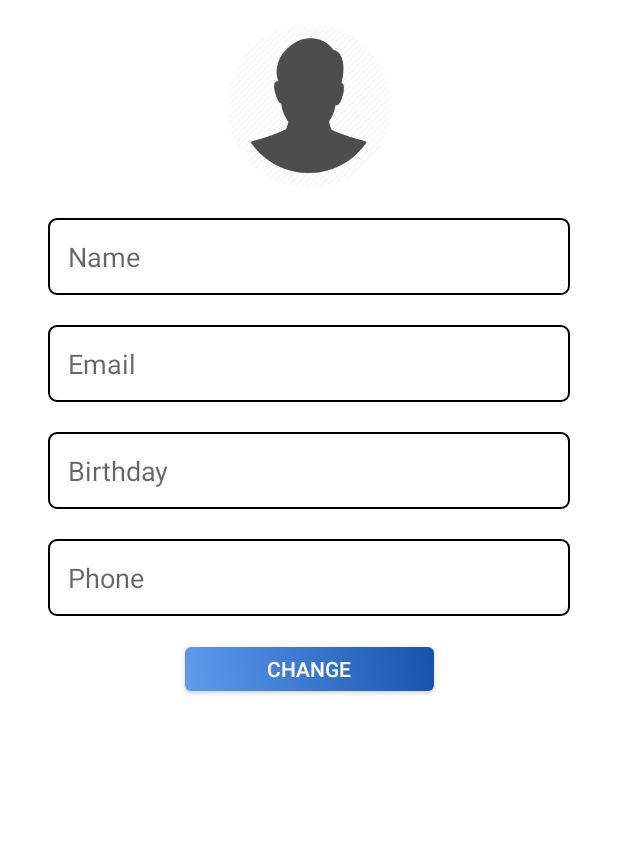
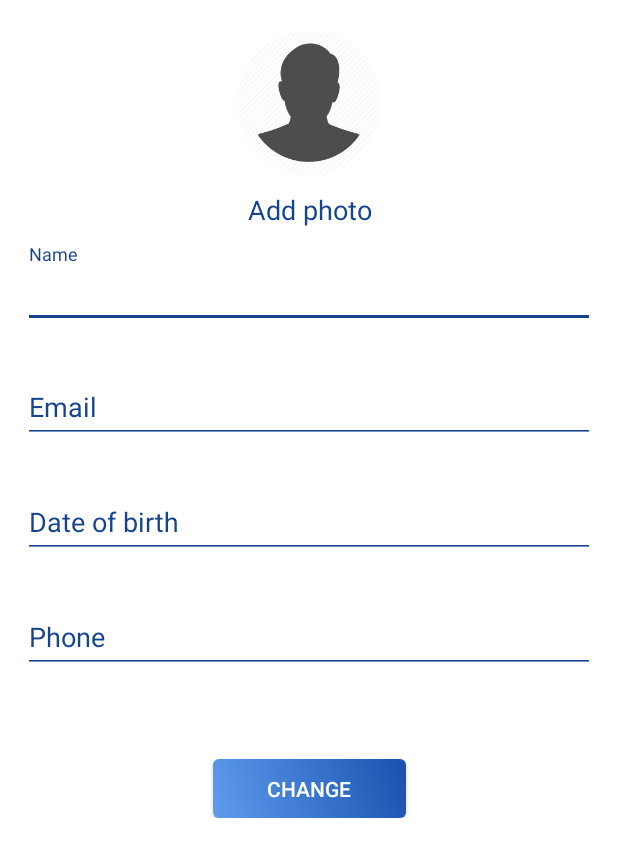
Before and after one commit to georgesamuel96/NetClub, an Android app: the EditUserProfileActivity screen opened directly, with no data from a screen before it, on a phone screen of 412 x 824 dp. Shown: the top 857 px of the screen. Run offline under Robolectric (Android 15) with nearby library versions, the phone set to English and light mode, and no system bars; our stand-ins replace CircleImageView, Firebase (no records; nobody signed in at launch, a user with empty details on screens opened directly), sdp/ssp sizes; libraries missing offline, so code that uses them is left out: com.theartofdev.edmodo, id.zelory.compressor; pictures from the network do not load.

Commit message:
Edit Profile Commit

```diff
--- a/app/src/main/java/com/egcoders/technologysolution/netclub/EditUserProfileActivity.java
+++ b/app/src/main/java/com/egcoders/technologysolution/netclub/EditUserProfileActivity.java
@@ -11,11 +11,13 @@ import android.graphics.Bitmap;
 import android.net.Uri;
 import android.os.Build;
 import android.support.annotation.NonNull;
+import android.support.design.widget.TextInputLayout;
 import android.support.v4.app.ActivityCompat;
 import android.support.v4.content.ContextCompat;
 import android.support.v7.app.AppCompatActivity;
 import android.os.Bundle;
 import android.view.View;
+import android.view.WindowManager;
 import android.widget.Button;
 import android.widget.DatePicker;
 import android.widget.EditText;
@@ -50,42 +52,40 @@ import id.zelory.compressor.Compressor;
 public class EditUserProfileActivity extends AppCompatActivity {
 
     private CircleImageView userImage;
-    private EditText userName, userPhone;
-    private TextView userBirthday, userEmail;
+    private TextInputLayout userName, userPhone;
+    private TextInputLayout userBirthday, userEmail;
     private FirebaseFirestore firestore;
     private Button changeBtn;
     private Uri userImageURI, downloadUri, downloadThumbUri;
     private AlertDialog.Builder alertBuilder;
     private StorageReference storageReference;
     private Bitmap compressedImageFile;
-    private FirebaseAuth mAuth;
-    private SaveUserInstance userInstance;
     private SharedPreferenceConfig preferenceConfig;
     private ProgressDialog progressDialog;
-    private Boolean userImageChanged = false;
-    private ProgressBar progressBar;
-
     @Override
     protected void onCreate(Bundle savedInstanceState) {
         super.onCreate(savedInstanceState);
         setContentView(R.layout.activity_edit_user_profile);
 
-        userImage = (CircleImageView) findViewById(R.id.user_profile);
-        userName = (EditText) findViewById(R.id.user_name);
-        userEmail = (TextView) findViewById(R.id.user_email);
-        userPhone = (EditText) findViewById(R.id.user_phone);
-        userBirthday = (TextView) findViewById(R.id.user_birthday);
-        changeBtn = (Button) findViewById(R.id.change_btn);
-        progressBar = (ProgressBar) findViewById(R.id.progressBar);
+        userImage = (CircleImageView) findViewById(R.id.userProfile);
+        userName = (TextInputLayout) findViewById(R.id.name);
+        userEmail = (TextInputLayout) findViewById(R.id.email);
+        userPhone = (TextInputLayout) findViewById(R.id.phone);
+        userBirthday = (TextInputLayout) findViewById(R.id.date);
+        changeBtn = (Button) findViewById(R.id.change);
 
-        userBirthday.setOnClickListener(new View.OnClickListener() {
+        userEmail.getEditText().setFocusable(false);
+        userEmail.getEditText().setClickable(false);
+
+        userBirthday.getEditText().setOnClickListener(new View.OnClickListener() {
             @Override
             public void onClick(View v) {
+                getWindow().setSoftInputMode(WindowManager.LayoutParams.SOFT_INPUT_STATE_HIDDEN);
                 Calendar currentDate = Calendar.getInstance();
                 int mYear = currentDate.get(Calendar.YEAR);
                 int mMonth = currentDate.get(Calendar.MONTH);
                 int mDay = currentDate.get(Calendar.DAY_OF_MONTH);
-
+                userBirthday.getEditText().setText("");
                 DatePickerDialog mDatePicker = new DatePickerDialog(EditUserProfileActivity.this,
                         new DatePickerDialog.OnDateSetListener() {
                             public void onDateSet(DatePicker datepicker, int selectedyear, int selectedmonth, int selectedday) {
@@ -95,7 +95,7 @@ public class EditUserProfileActivity extends AppCompatActivity {
                                 myCalendar.set(Calendar.DAY_OF_MONTH, selectedday);
                                 String myFormat = "dd/MM/yyyy";
                                 SimpleDateFormat sdf = new SimpleDateFormat(myFormat, Locale.ENGLISH);
-                                userBirthday.setText(sdf.format(myCalendar.getTime()));
+                                userBirthday.getEditText().setText(sdf.format(myCalendar.getTime()));
 
                             }
                         }, mYear, mMonth, mDay);
@@ -106,33 +106,29 @@ public class EditUserProfileActivity extends AppCompatActivity {
         progressDialog = new ProgressDialog(this);
         preferenceConfig = new SharedPreferenceConfig(this);
         final Map<String, Object> currentUserMap = preferenceConfig.getCurrentUser();
-        mAuth = FirebaseAuth.getInstance();
+
         firestore = FirebaseFirestore.getInstance();
         storageReference = FirebaseStorage.getInstance().getReference();
         alertBuilder = new AlertDialog.Builder(this);
-        userInstance = new SaveUserInstance();
 
-        progressBar.setVisibility(View.VISIBLE);
-        userEmail.setText(currentUserMap.get("email").toString());
-        userBirthday.setText(currentUserMap.get("birthday").toString());
-        userPhone.setText(currentUserMap.get("phone").toString());
-        userName.setText(currentUserMap.get("name").toString());
+        userEmail.getEditText().setText(currentUserMap.get("email").toString());
+        userBirthday.getEditText().setText(currentUserMap.get("birthday").toString());
+        userPhone.getEditText().setText(currentUserMap.get("phone").toString());
+        userName.getEditText().setText(currentUserMap.get("name").toString());
         RequestOptions requestOptions = new RequestOptions();
         requestOptions.placeholder(R.drawable.profile);
         Glide.with(EditUserProfileActivity.this).applyDefaultRequestOptions(requestOptions).load(currentUserMap.get("profile_url").toString()).thumbnail(
                 Glide.with(EditUserProfileActivity.this).load(currentUserMap.get("profileThumb").toString())
         ).into(userImage);
 
-        progressBar.setVisibility(View.INVISIBLE);
-
         changeBtn.setOnClickListener(new View.OnClickListener() {
             @Override
             public void onClick(View v) {
 
                 final String name, birthday, phone, randomName;
-                name = userName.getText().toString().trim();
-                birthday = userBirthday.getText().toString().trim();
-                phone = userPhone.getText().toString().trim();
+                name = userName.getEditText().getText().toString().trim();
+                birthday = userBirthday.getEditText().getText().toString().trim();
+                phone = userPhone.getEditText().getText().toString().trim();
                 randomName = Long.toString(System.currentTimeMillis());
 
                 if(!missingValue(name, birthday, phone)) {
@@ -202,24 +198,14 @@ public class EditUserProfileActivity extends AppCompatActivity {
                                             if (task.isSuccessful()) {
 
                                                 downloadThumbUri = task.getResult();
-                                                //Map<String, Object> userMap = new HashMap<>();
                                                 currentUserMap.put("name", name);
-                                                currentUserMap.put("email", userEmail.getText().toString());
+                                                currentUserMap.put("email", userEmail.getEditText().getText().toString());
                                                 currentUserMap.put("birthday", birthday);
                                                 currentUserMap.put("phone", phone);
                                                 currentUserMap.put("profile_url", downloadUri.toString());
                                                 currentUserMap.put("profileThumb", downloadThumbUri.toString());
 
-                                                /*String url = currentUserMap.get("profileUrl").toString();
-                                                if (userInstance.getList().get(0).getUserImageUrl().equals(url)) {
-                                                    userInstance.getList().get(0).setUserName(name);
-                                                    userInstance.getList().get(0).setUserImageUrl(downloadUri.toString());
-                                                    userInstance.getList().get(0).setUserImageThumbUrl(downloadThumbUri.toString());
-                                                }*/
-
                                                 preferenceConfig.setCurrentUser(currentUserMap);
-                                                /*preferenceConfig.setCurrentUser(name, currentUserMap.get("email").toString(), phone, birthday,
-                                                        downloadUri.toString(), downloadThumbUri.toString(), true);*/
 
                                                 firestore.collection("Users").document(preferenceConfig.getSharedPrefConfig()).update(currentUserMap)
                                                         .addOnCompleteListener(new OnCompleteListener<Void>() {
@@ -252,22 +238,12 @@ public class EditUserProfileActivity extends AppCompatActivity {
                         });
                     }
                     else {
-
-                        //Map<String, Object> userMap = new HashMap<>();
                         currentUserMap.put("name", name);
-                        currentUserMap.put("email", userEmail.getText().toString());
+                        currentUserMap.put("email", userEmail.getEditText().getText().toString());
                         currentUserMap.put("birthday", birthday);
                         currentUserMap.put("phone", phone);
 
-                        /*String url = currentUserMap.get("profile_url").toString();
-                        if (userInstance.getList().size() > 0 && userInstance.getList().get(0).getUserImageUrl().equals(url)) {
-                            userInstance.getList().get(0).setUserName(name);
-                        }*/
-
                         preferenceConfig.setCurrentUser(currentUserMap);
-                        /*preferenceConfig.setCurrentUser(name, currentUserMap.get("email").toString(), phone, birthday,
-                                currentUserMap.get("profileUrl").toString(), currentUserMap.get("profileThumbUrl").toString(),
-                                true);*/
 
                         firestore.collection("Users").document(preferenceConfig.getSharedPrefConfig()).update(currentUserMap)
                                 .addOnCompleteListener(new OnCompleteListener<Void>() {
@@ -341,7 +317,6 @@ public class EditUserProfileActivity extends AppCompatActivity {
             if (resultCode == RESULT_OK) {
                 userImageURI = result.getUri();
                 userImage.setImageURI(userImageURI);
-                userImageChanged = true;
             } else if (resultCode == CropImage.CROP_IMAGE_ACTIVITY_RESULT_ERROR_CODE) {
                 Exception error = result.getError();
             }
--- a/app/src/main/java/com/egcoders/technologysolution/netclub/HomeFragment.java
+++ b/app/src/main/java/com/egcoders/technologysolution/netclub/HomeFragment.java
@@ -38,7 +38,7 @@ public class HomeFragment extends Fragment implements Home.View{
     private ArrayList<Post> postsList = new ArrayList<>();
     private PostAdapter adapter;
     private SwipeRefreshLayout refreshLayout;
-    private HomePresenter homePresenter;
+    private Home.Presenter homePresenter;
 
     public HomeFragment() {
         // Required empty public constructor
--- a/app/src/main/java/com/egcoders/technologysolution/netclub/PostAdapter.java
+++ b/app/src/main/java/com/egcoders/technologysolution/netclub/PostAdapter.java
@@ -97,7 +97,6 @@ public class PostAdapter extends RecyclerView.Adapter<PostAdapter.MyViewHolder>
                 break;
             }
 
-            System.out.println("Cur:" + timeStamp);
             if(timeStamp <= time.get(j).first){
                 myViewHolder.date.setText(timeStamp + " " + time.get(j).second);
                 break;
--- a/app/src/main/res/layout/activity_edit_user_profile.xml
+++ b/app/src/main/res/layout/activity_edit_user_profile.xml
@@ -1,5 +1,6 @@
 <?xml version="1.0" encoding="utf-8"?>
-<android.support.constraint.ConstraintLayout xmlns:android="http://schemas.android.com/apk/res/android"
+<ScrollView
+    xmlns:android="http://schemas.android.com/apk/res/android"
     xmlns:app="http://schemas.android.com/apk/res-auto"
     xmlns:tools="http://schemas.android.com/tools"
     android:layout_width="match_parent"
@@ -7,124 +8,156 @@
     tools:context=".EditUserProfileActivity"
     android:background="@color/white">
 
+    <android.support.constraint.ConstraintLayout
+        android:layout_width="match_parent"
+        android:layout_height="match_parent"
+        android:paddingBottom="@dimen/_16sdp">
+
         <de.hdodenhof.circleimageview.CircleImageView
-        android:id="@+id/user_profile"
-        android:layout_width="@dimen/_84sdp"
-        android:layout_height="@dimen/_84sdp"
-        android:layout_marginStart="8dp"
-        android:layout_marginLeft="8dp"
-        android:layout_marginTop="16dp"
-        android:layout_marginEnd="8dp"
-        android:layout_marginRight="8dp"
+            android:id="@+id/userProfile"
+            android:layout_width="@dimen/_74sdp"
+            android:layout_height="@dimen/_74sdp"
+            android:layout_marginTop="@dimen/_16sdp"
             android:scaleType="centerCrop"
             android:src="@drawable/profile"
             app:layout_constraintEnd_toEndOf="parent"
             app:layout_constraintStart_toStartOf="parent"
             app:layout_constraintTop_toTopOf="parent" />
 
-    <EditText
-        android:id="@+id/user_name"
-        android:layout_width="0dp"
+        <TextView
+            android:id="@+id/textAddPhoto"
+            android:layout_width="match_parent"
             android:layout_height="wrap_content"
-        android:layout_marginStart="32dp"
-        android:layout_marginLeft="32dp"
-        android:layout_marginTop="20dp"
-        android:layout_marginEnd="32dp"
-        android:layout_marginRight="32dp"
-        android:background="@drawable/bg_et"
-        android:hint="Name"
-        android:padding="@dimen/_10sdp"
-        android:textColor="@color/black"
-        android:textSize="@dimen/_14ssp"
-        app:layout_constraintEnd_toEndOf="parent"
-        app:layout_constraintHorizontal_bias="0.0"
-        app:layout_constraintStart_toStartOf="parent"
-        app:layout_constraintTop_toBottomOf="@+id/user_profile" />
-
-    <TextView
-        android:id="@+id/user_email"
-        android:layout_width="0dp"
-        android:layout_height="wrap_content"
-        android:layout_marginStart="32dp"
-        android:layout_marginLeft="32dp"
-        android:layout_marginTop="20dp"
-        android:layout_marginEnd="32dp"
-        android:layout_marginRight="32dp"
-        android:background="@drawable/bg_et"
-        android:hint="Email"
-        android:padding="@dimen/_10sdp"
-        android:textColor="@color/black"
+            android:layout_marginStart="@dimen/_16sdp"
+            android:layout_marginLeft="@dimen/_16sdp"
+            android:layout_marginEnd="@dimen/_16sdp"
+            android:layout_marginRight="@dimen/_16sdp"
+            android:layout_marginTop="@dimen/_8sdp"
+            android:gravity="center"
+            android:text="Add photo"
+            android:textColor="@color/word"
             android:textSize="@dimen/_14ssp"
             app:layout_constraintEnd_toEndOf="parent"
             app:layout_constraintStart_toStartOf="parent"
-        app:layout_constraintTop_toBottomOf="@+id/user_name" />
+            app:layout_constraintTop_toBottomOf="@+id/userProfile" />
 
-    <TextView
-        android:id="@+id/user_birthday"
+        <android.support.design.widget.TextInputLayout
+            android:id="@+id/name"
             android:layout_width="0dp"
             android:layout_height="wrap_content"
-        android:layout_marginStart="32dp"
-        android:layout_marginLeft="32dp"
-        android:layout_marginTop="20dp"
-        android:layout_marginEnd="32dp"
-        android:layout_marginRight="32dp"
-        android:background="@drawable/bg_et"
-        android:hint="Birthday"
-        android:padding="@dimen/_10sdp"
-        android:textColor="@color/black"
-        android:textSize="@dimen/_14ssp"
+            android:layout_marginStart="@dimen/_12sdp"
+            android:layout_marginLeft="@dimen/_12sdp"
+            android:layout_marginTop="@dimen/_8sdp"
+            android:layout_marginEnd="@dimen/_12sdp"
+            android:layout_marginRight="@dimen/_12sdp"
             app:layout_constraintEnd_toEndOf="parent"
             app:layout_constraintStart_toStartOf="parent"
-        app:layout_constraintTop_toBottomOf="@+id/user_email" />
+            app:layout_constraintTop_toBottomOf="@id/textAddPhoto"
+            app:errorEnabled="true"
+            android:textColorHint="@color/word"
+            android:theme="@style/custom_editText">
 
-    <EditText
-        android:id="@+id/user_phone"
+            <android.support.design.widget.TextInputEditText
+                android:layout_width="match_parent"
+                android:layout_height="wrap_content"
+                android:hint="Name"
+                android:inputType="text"
+                android:textColor="@color/word"
+                android:textColorHint="@color/word"
+                android:theme="@style/custom_editText" />
+
+        </android.support.design.widget.TextInputLayout>
+
+        <android.support.design.widget.TextInputLayout
+            android:id="@+id/email"
             android:layout_width="0dp"
             android:layout_height="wrap_content"
-        android:layout_marginStart="32dp"
-        android:layout_marginLeft="32dp"
-        android:layout_marginTop="20dp"
-        android:layout_marginEnd="32dp"
-        android:layout_marginRight="32dp"
-        android:background="@drawable/bg_et"
-        android:hint="Phone"
-        android:padding="@dimen/_10sdp"
-        android:textColor="@color/black"
-        android:textSize="@dimen/_14ssp"
+            android:layout_marginStart="@dimen/_12sdp"
+            android:layout_marginLeft="@dimen/_12sdp"
+            android:layout_marginEnd="@dimen/_12sdp"
+            android:layout_marginRight="@dimen/_12sdp"
             app:layout_constraintEnd_toEndOf="parent"
             app:layout_constraintStart_toStartOf="parent"
-        app:layout_constraintTop_toBottomOf="@+id/user_birthday" />
+            app:layout_constraintTop_toBottomOf="@id/name"
+            app:errorEnabled="true"
+            android:textColorHint="@color/word"
+            android:theme="@style/custom_editText">
+
+            <android.support.design.widget.TextInputEditText
+                android:layout_width="match_parent"
+                android:layout_height="wrap_content"
+                android:hint="Email"
+                android:inputType="textEmailAddress"
+                android:textColor="@color/word"
+                android:textColorHint="@color/word"
+                android:theme="@style/custom_editText" />
+
+        </android.support.design.widget.TextInputLayout>
+
+        <android.support.design.widget.TextInputLayout
+            android:id="@+id/date"
+            android:layout_width="0dp"
+            android:layout_height="wrap_content"
+            android:layout_marginStart="@dimen/_12sdp"
+            android:layout_marginLeft="@dimen/_12sdp"
+            android:layout_marginEnd="@dimen/_12sdp"
+            android:layout_marginRight="@dimen/_12sdp"
+            app:layout_constraintEnd_toEndOf="parent"
+            app:layout_constraintStart_toStartOf="parent"
+            app:layout_constraintTop_toBottomOf="@id/email"
+            app:errorEnabled="true"
+            android:textColorHint="@color/word"
+            android:theme="@style/custom_editText">
+
+            <android.support.design.widget.TextInputEditText
+                android:layout_width="match_parent"
+                android:layout_height="wrap_content"
+                android:hint="Date of birth"
+                android:textColor="@color/word"
+                android:textColorHint="@color/word"
+                android:theme="@style/custom_editText"
+                android:focusable="false"/>
+
+        </android.support.design.widget.TextInputLayout>
+
+        <android.support.design.widget.TextInputLayout
+            android:id="@+id/phone"
+            android:layout_width="0dp"
+            android:layout_height="wrap_content"
+            android:layout_marginStart="@dimen/_12sdp"
+            android:layout_marginLeft="@dimen/_12sdp"
+            android:layout_marginEnd="@dimen/_12sdp"
+            android:layout_marginRight="@dimen/_12sdp"
+            app:layout_constraintEnd_toEndOf="parent"
+            app:layout_constraintStart_toStartOf="parent"
+            app:layout_constraintTop_toBottomOf="@id/date"
+            app:errorEnabled="true"
+            android:textColorHint="@color/word"
+            android:theme="@style/custom_editText">
+
+            <android.support.design.widget.TextInputEditText
+                android:layout_width="match_parent"
+                android:layout_height="wrap_content"
+                android:hint="Phone"
+                android:inputType="phone"
+                android:textColor="@color/word"
+                android:textColorHint="@color/word"
+                android:theme="@style/custom_editText" />
+
+        </android.support.design.widget.TextInputLayout>
 
         <Button
-        android:id="@+id/change_btn"
-        android:layout_width="166dp"
-        android:layout_height="29dp"
-        android:layout_marginStart="8dp"
-        android:layout_marginLeft="8dp"
-        android:layout_marginEnd="8dp"
-        android:layout_marginRight="8dp"
-        android:layout_marginTop="@dimen/_16sdp"
+            android:id="@+id/change"
+            android:layout_width="@dimen/_99sdp"
+            android:layout_height="@dimen/_30sdp"
+            android:layout_marginTop="@dimen/_28sdp"
             android:background="@drawable/bg_btn"
             android:text="Change"
             android:textColor="@color/white"
             app:layout_constraintEnd_toEndOf="parent"
             app:layout_constraintStart_toStartOf="parent"
-        app:layout_constraintTop_toBottomOf="@+id/user_phone" />
-
-    <ProgressBar
-        android:id="@+id/progressBar"
-        android:layout_width="@dimen/_54sdp"
-        android:layout_height="@dimen/_54sdp"
-        android:layout_marginStart="8dp"
-        android:layout_marginLeft="8dp"
-        android:layout_marginTop="8dp"
-        android:layout_marginEnd="8dp"
-        android:layout_marginRight="8dp"
-        android:layout_marginBottom="8dp"
-        app:layout_constraintBottom_toBottomOf="parent"
-        app:layout_constraintEnd_toEndOf="parent"
-        app:layout_constraintStart_toStartOf="parent"
-        app:layout_constraintTop_toTopOf="parent"
-        android:visibility="invisible"/>
+            app:layout_constraintTop_toBottomOf="@id/phone" />
 
     </android.support.constraint.ConstraintLayout>
+
+</ScrollView>
--- a/app/src/main/res/values/styles.xml
+++ b/app/src/main/res/values/styles.xml
@@ -16,4 +16,10 @@
         <item name="colorControlHighlight">@color/word_gray</item>
     </style>
 
+    <style name="custom_editText" parent="Theme.AppCompat.Light.DarkActionBar">
+        <item name="colorControlNormal">@color/word</item>
+        <item name="colorControlActivated">@color/word</item>
+        <item name="colorControlHighlight">@color/word</item>
+    </style>
+
 </resources>
```
Lines whose indentation alone changed are shown as unchanged.
